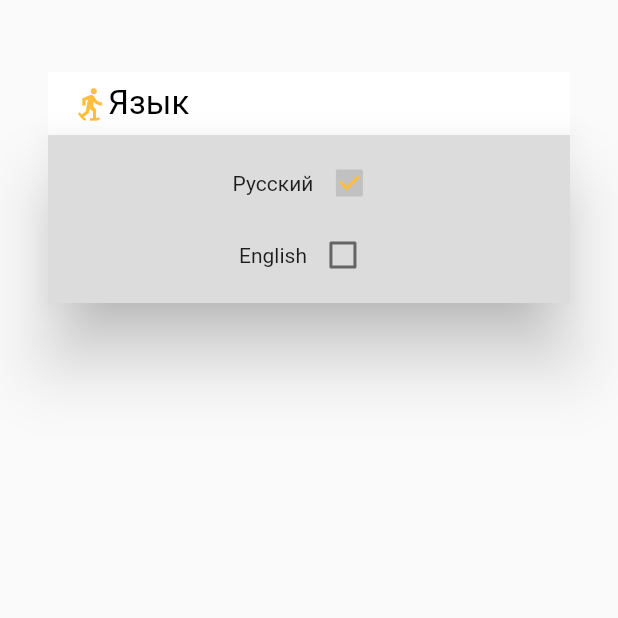
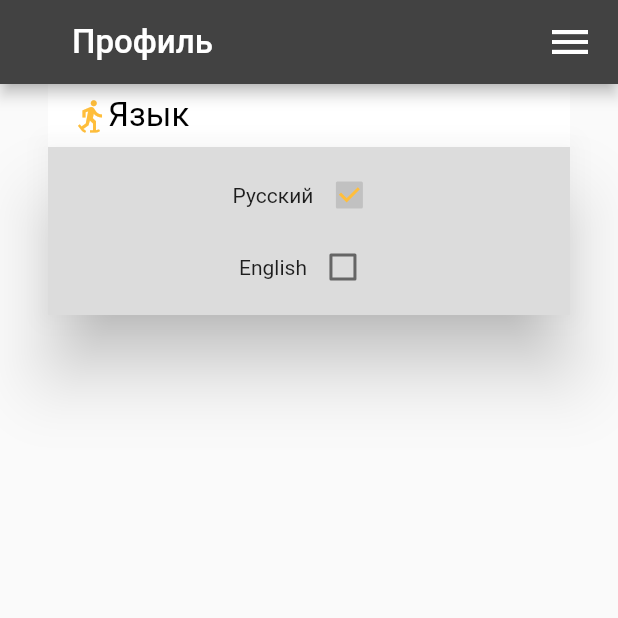
Before and after one commit to ZhdankovAlex/CheckBox, a Flutter app: the screen it shows after launch, after a tap on "Язык", on a phone screen of 412 x 824 dp, the top half of it. Run offline on Flutter 3.47's test engine with Material 2 defaults, Android fonts, the phone set to English and light mode, and no system bars.

Commit message:
New AppBar (+ "Profile" header)

```diff
--- a/lib/main.dart
+++ b/lib/main.dart
@@ -4,32 +4,53 @@ import 'package:flutter/material.dart';
 void main() => runApp(MaterialApp(home: MyApp()));
 
 class MyApp extends StatelessWidget{
+  String profile = "Профиль";
+
   @override
-  Widget build(BuildContext context)  {
-    return MaterialApp
-    (
-      title: 'Dropdown checkbox',
+  Widget build(BuildContext context){
+    return MaterialApp(
+        title: 'Profile',
         debugShowCheckedModeBanner: false,
-      theme: ThemeData(primarySwatch: Colors.grey),
+        theme: ThemeData(
+          primaryColor: Colors.grey[800],
+          accentColor: Colors.grey[50],
+        ),
         home: Scaffold(
+            appBar: AppBar(
+              title: Padding(
+                padding: const EdgeInsets.only(left: 32.0),
+                child: Row(
+                  children: <Widget>[
+                    Text(profile,
+                         style: TextStyle(color: Colors.white, fontSize: 22),),
+                    Spacer(),
+                    Icon(Icons.menu, color: Colors.white, size: 32),
+                  ],
+                ),
+              ),
+            ),
             body: Padding(
-            padding: const EdgeInsets.only(top: 48.0, left: 32.0, right: 32.0),
-            child: CustomDropdown(),
-          )
+              padding: const EdgeInsets.only(top: 0, left: 32.0, right: 32.0),
+              child: Column(
+                  children: <Widget>[
+                    CustomDropdown(),
+                  ],
+              ),
+            ),
         )
     );
   }
 }
 
 class CustomDropdown extends StatefulWidget{
-  String text;
-  CustomDropdown({Key key, this.text = "Язык"}): super(key: key);
+  String language;
+  CustomDropdown({Key key, this.language = "Язык"}): super(key: key);
 
   @override
   _CustomDropdownState createState() => _CustomDropdownState();
 }
 
-class _CustomDropdownState extends State<CustomDropdown> {
+class _CustomDropdownState extends State<CustomDropdown>{
   GlobalKey actionKey;
 
   bool isDropdownOpened = false;
@@ -42,12 +63,12 @@ class _CustomDropdownState extends State<CustomDropdown> {
   bool isSelectedRussian = true;
 
   @override
-  void initState() {
-    actionKey = LabeledGlobalKey(widget.text);
+  void initState(){
+    actionKey = LabeledGlobalKey(widget.language);
     super.initState();
   }
 
-  void findDropdownData() {
+  void findDropdownData(){
     RenderBox renderBox = actionKey.currentContext.findRenderObject();
     height = renderBox.size.height;
     width = renderBox.size.width;
@@ -56,8 +77,8 @@ class _CustomDropdownState extends State<CustomDropdown> {
     yPosition = offset.dy;
   }
 
-  OverlayEntry _createFloatingDropdown() {
-    return OverlayEntry(builder: (context) {
+  OverlayEntry _createFloatingDropdown(){
+    return OverlayEntry(builder: (context){
       return Positioned(
         left: xPosition,
         width: width,
@@ -83,11 +104,9 @@ class _CustomDropdownState extends State<CustomDropdown> {
                                 child: Checkbox(value: isSelectedRussian,
                                   checkColor: const Color(0xffffbe3b),
                                   activeColor: Colors.black12,
-                                    onChanged: (bool value)
-                                    {
-                                      setState(()
-                                      {
-                                        widget.text = "Русский";
+                                  onChanged: (bool value){
+                                    setState((){
+                                      widget.language = "Язык";
                                       isSelectedEnglish = false;
                                       isSelectedRussian = true;
                                     });
@@ -103,11 +122,9 @@ class _CustomDropdownState extends State<CustomDropdown> {
                                 child: Checkbox(value: isSelectedEnglish,
                                   checkColor: const Color(0xffffbe3b),
                                   activeColor: Colors.black12,
-                                    onChanged: (bool value)
-                                    {
-                                      setState(()
-                                      {
-                                        widget.text = "Language";
+                                  onChanged: (bool value){
+                                    setState((){
+                                      widget.language = "Language";
                                       isSelectedEnglish = true;
                                       isSelectedRussian = false;
                                     });
@@ -130,17 +147,17 @@ class _CustomDropdownState extends State<CustomDropdown> {
   }
 
   @override
-  Widget build(BuildContext context) {
+  Widget build(BuildContext context){
     return GestureDetector(
       key: actionKey,
-      onTap: () {
-        setState(() {
-          if (isDropdownOpened) {
+      onTap: (){
+        setState((){
+          if (isDropdownOpened){
             floatingDropdown.remove();
             shevron = IconData(
                 0xe5cc, fontFamily: 'MaterialIcons', matchTextDirection: true);
           }
-          else {
+          else{
             findDropdownData();
             floatingDropdown = _createFloatingDropdown();
             Overlay.of(context).insert(floatingDropdown);
@@ -154,11 +171,10 @@ class _CustomDropdownState extends State<CustomDropdown> {
           BoxDecoration(color: Colors.white,),
           padding: const EdgeInsets.symmetric(horizontal: 16, vertical: 8),
           child:
-          Row
-            (
+          Row(
               children: <Widget>[
                 Icon(shevron, color: const Color(0xffffbe3b)),
-                Text(widget.text,
+                Text(widget.language,
                   style: TextStyle(color: Colors.black, fontSize: 22),),
               ]
           )
@@ -166,3 +182,31 @@ class _CustomDropdownState extends State<CustomDropdown> {
     );
   }
 }
+
+class Notifications extends StatefulWidget{
+
+  @override
+  _Notifications createState() => _Notifications();
+}
+
+class _Notifications extends State<Notifications>{
+
+  @override
+  Widget build(BuildContext context){
+
+  }
+}
+
+class Learning extends StatefulWidget{
+
+  @override
+  _Learning createState() => _Learning();
+}
+
+class _Learning extends State<Learning>{
+
+  @override
+  Widget build(BuildContext context){
+
+  }
+}
```
Lines whose indentation alone changed are shown as unchanged.
